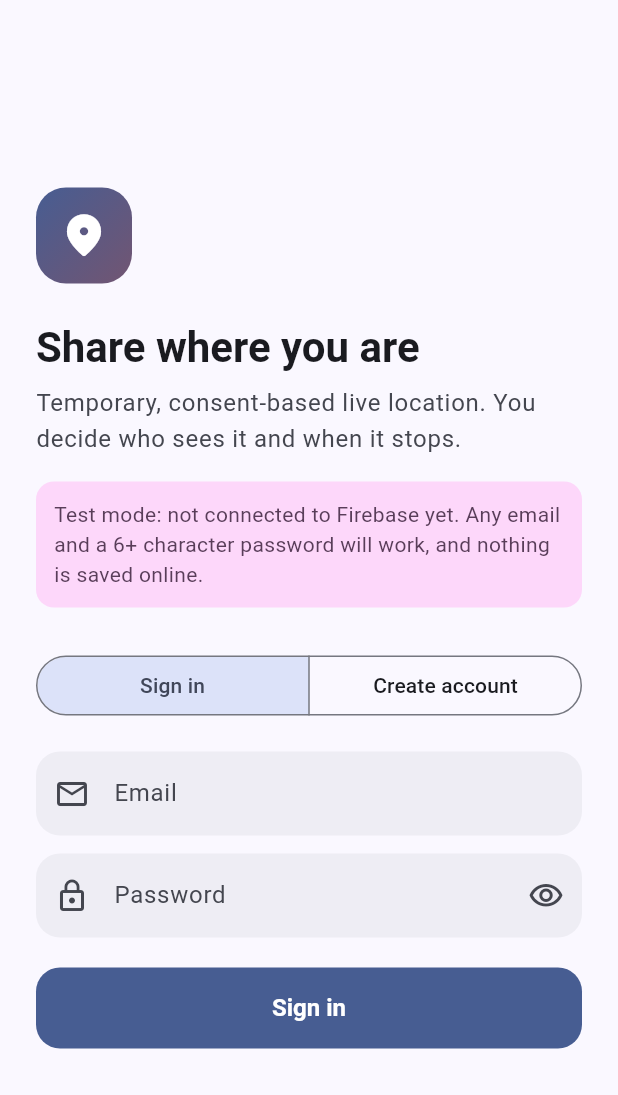
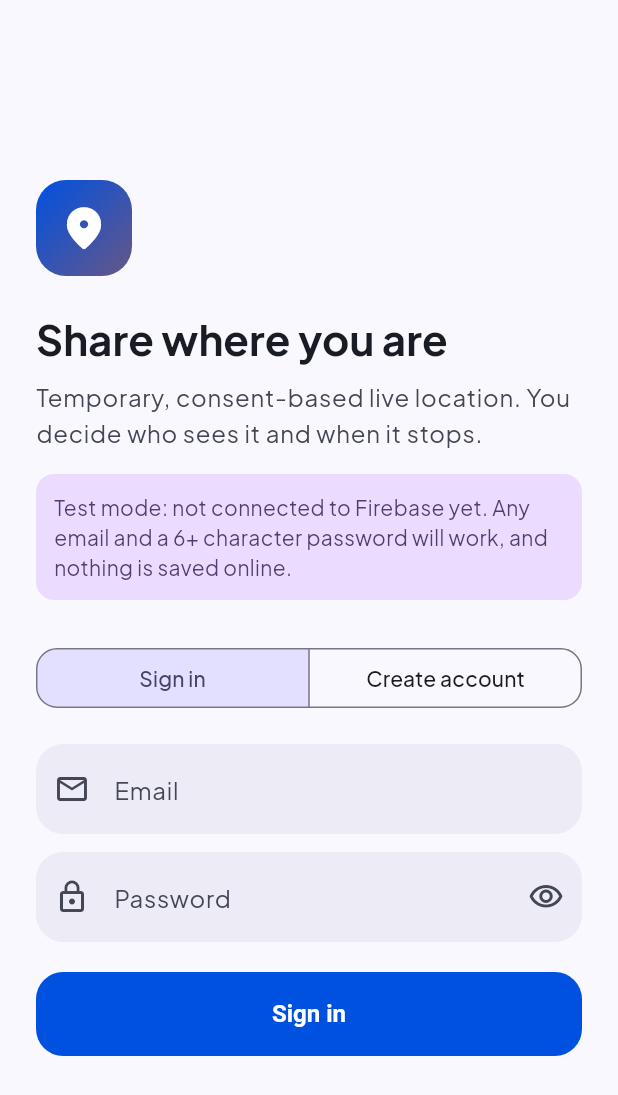
Before and after one commit to mygoaldeep/Kapin, a Flutter app: the screen it shows after launch, on a phone screen of 412 x 824 dp. Shown: the top 1095 px of the screen. Run offline on Flutter 3.47's test engine with Material 3 defaults, Android fonts, the phone set to English and light mode, and no system bars; our stand-ins replace cloud_firestore, firebase_auth, firebase_core, geocoding, geolocator, google_fonts and 2 more; accounts and stored records are empty.

Commit message:
Update theme.dart

```diff
--- a/lib/theme.dart
+++ b/lib/theme.dart
@@ -1,19 +1,35 @@
 import 'package:flutter/material.dart';
+import 'package:google_fonts/google_fonts.dart';
 
-const _seed = Color(0xFF1B6EF3);
+const _seed = Color(0xFF2F6BFF);
+
+/// Brand gradient used on the splash, sign-in hero and primary accents.
+LinearGradient brandGradient(ColorScheme s) => LinearGradient(
+      begin: Alignment.topLeft,
+      end: Alignment.bottomRight,
+      colors: [
+        Color.lerp(s.primary, Colors.black, 0.25)!,
+        s.primary,
+        Color.lerp(s.primary, s.tertiary, 0.7)!,
+      ],
+    );
 
 ThemeData buildTheme(Brightness brightness) {
-  final scheme = ColorScheme.fromSeed(seedColor: _seed, brightness: brightness);
-  final radius = BorderRadius.circular(16);
+  final scheme = ColorScheme.fromSeed(
+    seedColor: _seed,
+    brightness: brightness,
+    dynamicSchemeVariant: DynamicSchemeVariant.vibrant,
+  );
+  final radius = BorderRadius.circular(18);
 
-  return ThemeData(
+  final base = ThemeData(
     useMaterial3: true,
     colorScheme: scheme,
     scaffoldBackgroundColor: scheme.surface,
     inputDecorationTheme: InputDecorationTheme(
       filled: true,
-      fillColor: scheme.surfaceContainerHighest.withValues(alpha: 0.5),
-      contentPadding: const EdgeInsets.symmetric(horizontal: 16, vertical: 16),
+      fillColor: scheme.surfaceContainerHighest.withValues(alpha: 0.55),
+      contentPadding: const EdgeInsets.symmetric(horizontal: 18, vertical: 18),
       border: OutlineInputBorder(borderRadius: radius, borderSide: BorderSide.none),
       focusedBorder: OutlineInputBorder(
         borderRadius: radius,
@@ -26,19 +42,28 @@ ThemeData buildTheme(Brightness brightness) {
     ),
     filledButtonTheme: FilledButtonThemeData(
       style: FilledButton.styleFrom(
-        minimumSize: const Size.fromHeight(54),
+        minimumSize: const Size.fromHeight(56),
         shape: RoundedRectangleBorder(borderRadius: radius),
-        textStyle: const TextStyle(fontSize: 16, fontWeight: FontWeight.w600),
+        textStyle: const TextStyle(fontSize: 16, fontWeight: FontWeight.w700),
+      ),
+    ),
+    segmentedButtonTheme: SegmentedButtonThemeData(
+      style: SegmentedButton.styleFrom(
+        shape: RoundedRectangleBorder(borderRadius: BorderRadius.circular(14)),
       ),
     ),
     snackBarTheme: SnackBarThemeData(
       behavior: SnackBarBehavior.floating,
-      shape: RoundedRectangleBorder(borderRadius: BorderRadius.circular(12)),
+      shape: RoundedRectangleBorder(borderRadius: BorderRadius.circular(14)),
     ),
     navigationBarTheme: NavigationBarThemeData(
-      height: 68,
+      height: 72,
+      elevation: 0,
       labelBehavior: NavigationDestinationLabelBehavior.alwaysShow,
       backgroundColor: scheme.surfaceContainer,
+      indicatorColor: scheme.primaryContainer,
     ),
   );
+
+  return base.copyWith(textTheme: GoogleFonts.plusJakartaSansTextTheme(base.textTheme));
 }
```
